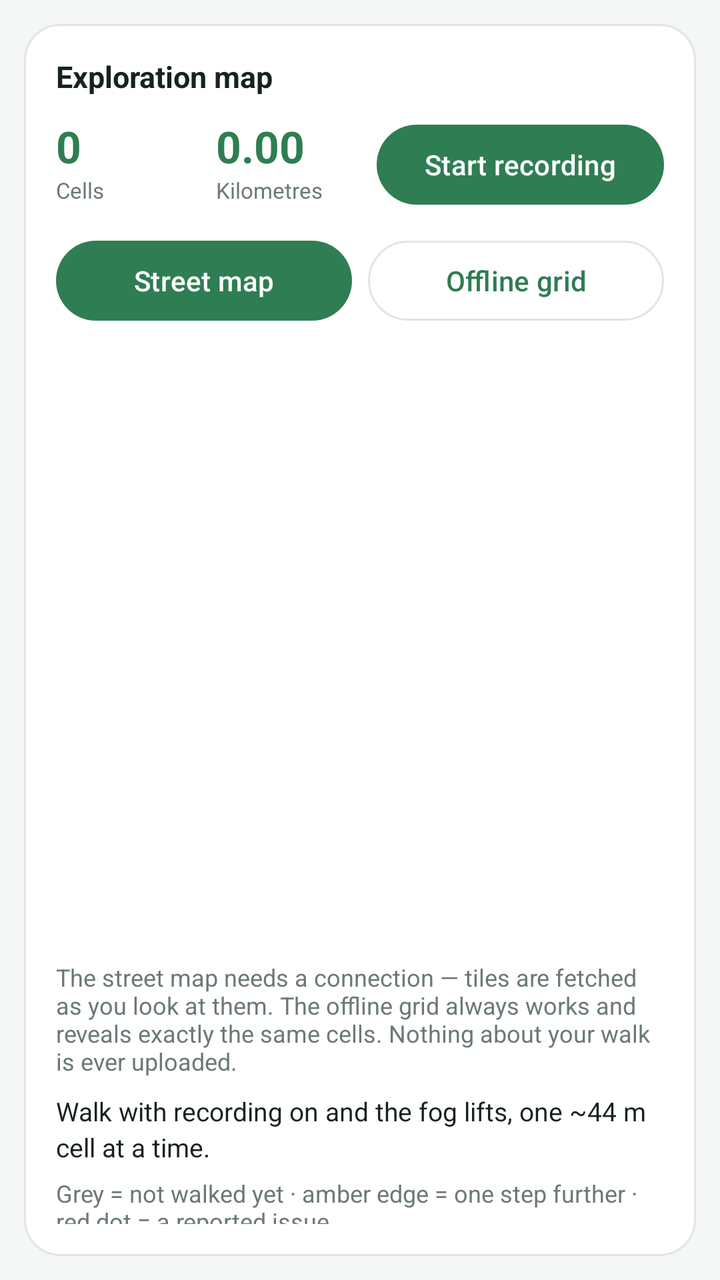
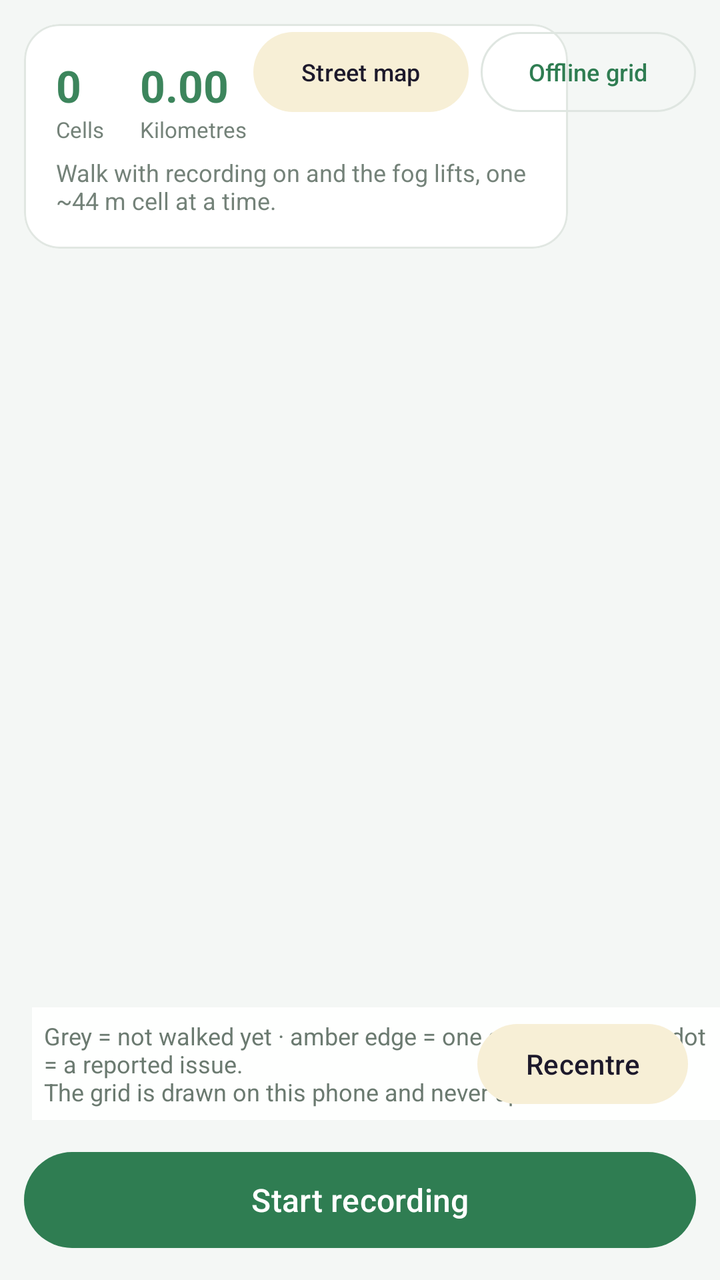

Before-and-after screenshots of an Android layout around one commit, followed by the original layout XML and the change that was made.
<!-- AndroidManifest.xml: application theme Theme.CivicWalk -->
<!-- res/layout/tab_map.xml -->
<?xml version="1.0" encoding="utf-8"?>
<LinearLayout xmlns:android="http://schemas.android.com/apk/res/android"
    xmlns:app="http://schemas.android.com/apk/res-auto"
    android:layout_width="match_parent"
    android:layout_height="wrap_content"
    android:orientation="vertical"
    android:padding="12dp">

    <com.google.android.material.card.MaterialCardView
        style="@style/Card"
        android:layout_width="match_parent"
        android:layout_height="wrap_content">

        <LinearLayout
            android:layout_width="match_parent"
            android:layout_height="wrap_content"
            android:orientation="vertical">

            <TextView
                style="@style/SectionTitle"
                android:layout_width="wrap_content"
                android:layout_height="wrap_content"
                android:text="@string/c_map" />

            <LinearLayout
                android:layout_width="match_parent"
                android:layout_height="wrap_content"
                android:layout_marginBottom="10dp"
                android:orientation="horizontal">

                <LinearLayout
                    android:layout_width="0dp"
                    android:layout_height="wrap_content"
                    android:layout_weight="1"
                    android:orientation="vertical">

                    <TextView
                        android:id="@+id/kpiCells"
                        style="@style/KpiValue"
                        android:layout_width="wrap_content"
                        android:layout_height="wrap_content"
                        android:text="0" />

                    <TextView
                        style="@style/KpiLabel"
                        android:layout_width="wrap_content"
                        android:layout_height="wrap_content"
                        android:text="@string/kpi_cells" />
                </LinearLayout>

                <LinearLayout
                    android:layout_width="0dp"
                    android:layout_height="wrap_content"
                    android:layout_weight="1"
                    android:orientation="vertical">

                    <TextView
                        android:id="@+id/kpiKm"
                        style="@style/KpiValue"
                        android:layout_width="wrap_content"
                        android:layout_height="wrap_content"
                        android:text="0.00" />

                    <TextView
                        style="@style/KpiLabel"
                        android:layout_width="wrap_content"
                        android:layout_height="wrap_content"
                        android:text="@string/kpi_km" />
                </LinearLayout>

                <com.google.android.material.button.MaterialButton
                    android:id="@+id/btnRoute"
                    android:layout_width="wrap_content"
                    android:layout_height="wrap_content"
                    android:text="@string/btn_route_start" />
            </LinearLayout>

            <LinearLayout
                android:layout_width="match_parent"
                android:layout_height="wrap_content"
                android:layout_marginBottom="8dp"
                android:orientation="horizontal">

                <com.google.android.material.button.MaterialButton
                    android:id="@+id/btnMapReal"
                    android:layout_width="0dp"
                    android:layout_height="wrap_content"
                    android:layout_marginEnd="8dp"
                    android:layout_weight="1"
                    android:text="@string/map_real" />

                <com.google.android.material.button.MaterialButton
                    android:id="@+id/btnMapGrid"
                    style="@style/Widget.Material3.Button.OutlinedButton"
                    android:layout_width="0dp"
                    android:layout_height="wrap_content"
                    android:layout_weight="1"
                    android:text="@string/map_grid" />
            </LinearLayout>

            <FrameLayout
                android:layout_width="match_parent"
                android:layout_height="300dp">

                
                <FrameLayout
                    android:id="@+id/mapContainer"
                    android:layout_width="match_parent"
                    android:layout_height="match_parent" />

                <com.civicwalk.app.FogMapView
                    android:id="@+id/fogMap"
                    android:layout_width="match_parent"
                    android:layout_height="match_parent"
                    android:visibility="gone" />
            </FrameLayout>

            <TextView
                style="@style/Hint"
                android:layout_width="match_parent"
                android:layout_height="wrap_content"
                android:layout_marginTop="8dp"
                android:text="@string/map_offline_note" />

            <TextView
                android:id="@+id/tvRoute"
                style="@style/Body"
                android:layout_width="match_parent"
                android:layout_height="wrap_content"
                android:layout_marginTop="8dp"
                android:text="@string/map_empty" />

            <TextView
                style="@style/Hint"
                android:layout_width="match_parent"
                android:layout_height="wrap_content"
                android:layout_marginTop="6dp"
                android:text="@string/map_legend" />
        </LinearLayout>
    </com.google.android.material.card.MaterialCardView>
</LinearLayout>
<!-- resources referenced by this layout -->
<resources>
  <string name="btn_route_start">Start recording</string>
  <string name="c_map">Exploration map</string>
  <string name="kpi_cells">Cells</string>
  <string name="kpi_km">Kilometres</string>
  <string name="map_empty">Walk with recording on and the fog lifts, one ~44 m cell at a time.</string>
  <string name="map_grid">Offline grid</string>
  <string name="map_legend">Grey = not walked yet · amber edge = one step further · red dot = a reported issue.\nThe grid is drawn on this phone and never uploaded.</string>
  <string name="map_offline_note">The street map needs a connection — tiles are fetched as you look at them. The offline grid always works and reveals exactly the same cells. Nothing about your walk is ever uploaded.</string>
  <string name="map_real">Street map</string>
  <style name="Body">
          <item name="android:textSize">13sp</item>
          <item name="android:textColor">@color/ink</item>
          <item name="android:lineSpacingMultiplier">1.15</item>
      </style>
  <style name="Card">
          <item name="cardCornerRadius">18dp</item>
          <item name="cardElevation">0dp</item>
          <item name="strokeColor">@color/line</item>
          <item name="strokeWidth">1dp</item>
          <item name="cardBackgroundColor">@color/card</item>
          <item name="contentPadding">16dp</item>
      </style>
  <style name="Hint">
          <item name="android:textSize">12sp</item>
          <item name="android:textColor">@color/muted</item>
      </style>
  <style name="KpiLabel">
          <item name="android:textSize">11sp</item>
          <item name="android:textColor">@color/muted</item>
      </style>
  <style name="KpiValue">
          <item name="android:textSize">22sp</item>
          <item name="android:textStyle">bold</item>
          <item name="android:textColor">@color/accent</item>
      </style>
  <style name="SectionTitle">
          <item name="android:textSize">15sp</item>
          <item name="android:textStyle">bold</item>
          <item name="android:textColor">@color/ink</item>
          <item name="android:layout_marginBottom">10dp</item>
      </style>
  <style name="Theme.CivicWalk" parent="Theme.Material3.Light.NoActionBar">
          <item name="colorPrimary">@color/accent</item>
          <item name="colorOnPrimary">@color/white</item>
          <item name="colorPrimaryContainer">@color/accent_soft</item>
          <item name="colorOnPrimaryContainer">@color/ink</item>
          <item name="colorSecondary">@color/amber</item>
          <item name="colorSecondaryContainer">@color/amber_soft</item>
          <item name="colorSurface">@color/card</item>
          <item name="colorOnSurface">@color/ink</item>
          <item name="colorOnSurfaceVariant">@color/muted</item>
          <item name="colorOutline">@color/line</item>
          <item name="android:colorBackground">@color/bg</item>
          <item name="android:textColorPrimary">@color/ink</item>
          <item name="android:textColorSecondary">@color/muted</item>
          <item name="android:statusBarColor">@color/bg</item>
          <item name="android:navigationBarColor">@color/bg</item>
          <item name="android:windowLightStatusBar">true</item>
          <item name="android:windowLightNavigationBar" tools:targetApi="o_mr1">true</item>
          
          <item name="android:forceDarkAllowed" tools:targetApi="q">false</item>
      </style>
  <color name="ink">#17231C</color>
  <color name="line">#DFE6E1</color>
  <color name="card">#FFFFFF</color>
  <color name="muted">#6B7A70</color>
  <color name="accent">#2F7D52</color>
  <color name="white">#FFFFFF</color>
  <color name="accent_soft">#DCEFE3</color>
  <color name="amber">#C9A227</color>
  <color name="amber_soft">#F7EFD6</color>
  <color name="bg">#F4F7F5</color>
</resources>

<!-- the commit's change to res/layout/tab_map.xml (unified diff, before → after) -->
@@ -1,37 +1,43 @@
 <?xml version="1.0" encoding="utf-8"?>
-<LinearLayout xmlns:android="http://schemas.android.com/apk/res/android"
+<FrameLayout xmlns:android="http://schemas.android.com/apk/res/android"
     xmlns:app="http://schemas.android.com/apk/res-auto"
     android:layout_width="match_parent"
-    android:layout_height="wrap_content"
-    android:orientation="vertical"
-    android:padding="12dp">
+    android:layout_height="match_parent">
 
+    <FrameLayout
+        android:id="@+id/mapContainer"
+        android:layout_width="match_parent"
+        android:layout_height="match_parent" />
+
+    <com.civicwalk.app.FogMapView
+        android:id="@+id/fogMap"
+        android:layout_width="match_parent"
+        android:layout_height="match_parent"
+        android:visibility="gone" />
+
+    
     <com.google.android.material.card.MaterialCardView
         style="@style/Card"
-        android:layout_width="match_parent"
-        android:layout_height="wrap_content">
+        android:layout_width="wrap_content"
+        android:layout_height="wrap_content"
+        android:layout_gravity="top|start"
+        android:layout_margin="12dp"
+        android:alpha="0.94">
 
         <LinearLayout
-            android:layout_width="match_parent"
+            android:layout_width="wrap_content"
             android:layout_height="wrap_content"
             android:orientation="vertical">
 
-            <TextView
-                style="@style/SectionTitle"
+            <LinearLayout
                 android:layout_width="wrap_content"
                 android:layout_height="wrap_content"
-                android:text="@string/c_map" />
-
-            <LinearLayout
-                android:layout_width="match_parent"
-                android:layout_height="wrap_content"
-                android:layout_marginBottom="10dp"
                 android:orientation="horizontal">
 
                 <LinearLayout
-                    android:layout_width="0dp"
+                    android:layout_width="wrap_content"
                     android:layout_height="wrap_content"
-                    android:layout_weight="1"
+                    android:layout_marginEnd="18dp"
                     android:orientation="vertical">
 
                     <TextView
@@ -49,9 +55,8 @@
                 </LinearLayout>
 
                 <LinearLayout
-                    android:layout_width="0dp"
+                    android:layout_width="wrap_content"
                     android:layout_height="wrap_content"
-                    android:layout_weight="1"
                     android:orientation="vertical">
 
                     <TextView
@@ -67,75 +72,75 @@
                         android:layout_height="wrap_content"
                         android:text="@string/kpi_km" />
                 </LinearLayout>
-
-                <com.google.android.material.button.MaterialButton
-                    android:id="@+id/btnRoute"
-                    android:layout_width="wrap_content"
-                    android:layout_height="wrap_content"
-                    android:text="@string/btn_route_start" />
             </LinearLayout>
-
-            <LinearLayout
-                android:layout_width="match_parent"
-                android:layout_height="wrap_content"
-                android:layout_marginBottom="8dp"
-                android:orientation="horizontal">
-
-                <com.google.android.material.button.MaterialButton
-                    android:id="@+id/btnMapReal"
-                    android:layout_width="0dp"
-                    android:layout_height="wrap_content"
-                    android:layout_marginEnd="8dp"
-                    android:layout_weight="1"
-                    android:text="@string/map_real" />
-
-                <com.google.android.material.button.MaterialButton
-                    android:id="@+id/btnMapGrid"
-                    style="@style/Widget.Material3.Button.OutlinedButton"
-                    android:layout_width="0dp"
-                    android:layout_height="wrap_content"
-                    android:layout_weight="1"
-                    android:text="@string/map_grid" />
-            </LinearLayout>
-
-            <FrameLayout
-                android:layout_width="match_parent"
-                android:layout_height="300dp">
-
-                
-                <FrameLayout
-                    android:id="@+id/mapContainer"
-                    android:layout_width="match_parent"
-                    android:layout_height="match_parent" />
-
-                <com.civicwalk.app.FogMapView
-                    android:id="@+id/fogMap"
-                    android:layout_width="match_parent"
-                    android:layout_height="match_parent"
-                    android:visibility="gone" />
-            </FrameLayout>
-
-            <TextView
-                style="@style/Hint"
-                android:layout_width="match_parent"
-                android:layout_height="wrap_content"
-                android:layout_marginTop="8dp"
-                android:text="@string/map_offline_note" />
 
             <TextView
                 android:id="@+id/tvRoute"
-                style="@style/Body"
-                android:layout_width="match_parent"
-                android:layout_height="wrap_content"
-                android:layout_marginTop="8dp"
-                android:text="@string/map_empty" />
-
-            <TextView
                 style="@style/Hint"
-                android:layout_width="match_parent"
+                android:layout_width="240dp"
                 android:layout_height="wrap_content"
                 android:layout_marginTop="6dp"
-                android:text="@string/map_legend" />
+                android:text="@string/map_empty" />
         </LinearLayout>
     </com.google.android.material.card.MaterialCardView>
-</LinearLayout>
+
+    
+    <LinearLayout
+        android:layout_width="wrap_content"
+        android:layout_height="wrap_content"
+        android:layout_gravity="top|end"
+        android:layout_margin="12dp"
+        android:orientation="horizontal">
+
+        <com.google.android.material.button.MaterialButton
+            android:id="@+id/btnMapReal"
+            style="@style/Widget.Material3.Button.TonalButton"
+            android:layout_width="wrap_content"
+            android:layout_height="wrap_content"
+            android:minWidth="0dp"
+            android:text="@string/map_real"
+            android:textSize="12sp" />
+
+        <com.google.android.material.button.MaterialButton
+            android:id="@+id/btnMapGrid"
+            style="@style/Widget.Material3.Button.OutlinedButton"
+            android:layout_width="wrap_content"
+            android:layout_height="wrap_content"
+            android:layout_marginStart="6dp"
+            android:minWidth="0dp"
+            android:text="@string/map_grid"
+            android:textSize="12sp" />
+    </LinearLayout>
+
+    <TextView
+        android:id="@+id/tvLegend"
+        style="@style/Hint"
+        android:layout_width="wrap_content"
+        android:layout_height="wrap_content"
+        android:layout_gravity="bottom|start"
+        android:layout_marginStart="16dp"
+        android:layout_marginBottom="80dp"
+        android:background="#F2FFFFFF"
+        android:padding="6dp"
+        android:text="@string/map_legend" />
+
+    <com.google.android.material.button.MaterialButton
+        android:id="@+id/btnRecenter"
+        style="@style/Widget.Material3.Button.TonalButton"
+        android:layout_width="wrap_content"
+        android:layout_height="wrap_content"
+        android:layout_gravity="bottom|end"
+        android:layout_marginEnd="16dp"
+        android:layout_marginBottom="84dp"
+        android:minWidth="0dp"
+        android:text="@string/btn_recenter" />
+
+    <com.google.android.material.button.MaterialButton
+        android:id="@+id/btnRoute"
+        android:layout_width="match_parent"
+        android:layout_height="56dp"
+        android:layout_gravity="bottom"
+        android:layout_margin="12dp"
+        android:text="@string/btn_route_start"
+        android:textSize="16sp" />
+</FrameLayout>
<!-- resource entries referenced after the edit -->
@@ -1,19 +1,13 @@
 <!-- resources referenced by this layout -->
 <resources>
+  <string name="btn_recenter">Recentre</string>
   <string name="btn_route_start">Start recording</string>
-  <string name="c_map">Exploration map</string>
   <string name="kpi_cells">Cells</string>
   <string name="kpi_km">Kilometres</string>
   <string name="map_empty">Walk with recording on and the fog lifts, one ~44 m cell at a time.</string>
   <string name="map_grid">Offline grid</string>
   <string name="map_legend">Grey = not walked yet · amber edge = one step further · red dot = a reported issue.\nThe grid is drawn on this phone and never uploaded.</string>
-  <string name="map_offline_note">The street map needs a connection — tiles are fetched as you look at them. The offline grid always works and reveals exactly the same cells. Nothing about your walk is ever uploaded.</string>
   <string name="map_real">Street map</string>
-  <style name="Body">
-          <item name="android:textSize">13sp</item>
-          <item name="android:textColor">@color/ink</item>
-          <item name="android:lineSpacingMultiplier">1.15</item>
-      </style>
   <style name="Card">
           <item name="cardCornerRadius">18dp</item>
           <item name="cardElevation">0dp</item>
@@ -34,12 +28,6 @@
           <item name="android:textSize">22sp</item>
           <item name="android:textStyle">bold</item>
           <item name="android:textColor">@color/accent</item>
-      </style>
-  <style name="SectionTitle">
-          <item name="android:textSize">15sp</item>
-          <item name="android:textStyle">bold</item>
-          <item name="android:textColor">@color/ink</item>
-          <item name="android:layout_marginBottom">10dp</item>
       </style>
   <style name="Theme.CivicWalk" parent="Theme.Material3.Light.NoActionBar">
           <item name="colorPrimary">@color/accent</item>
